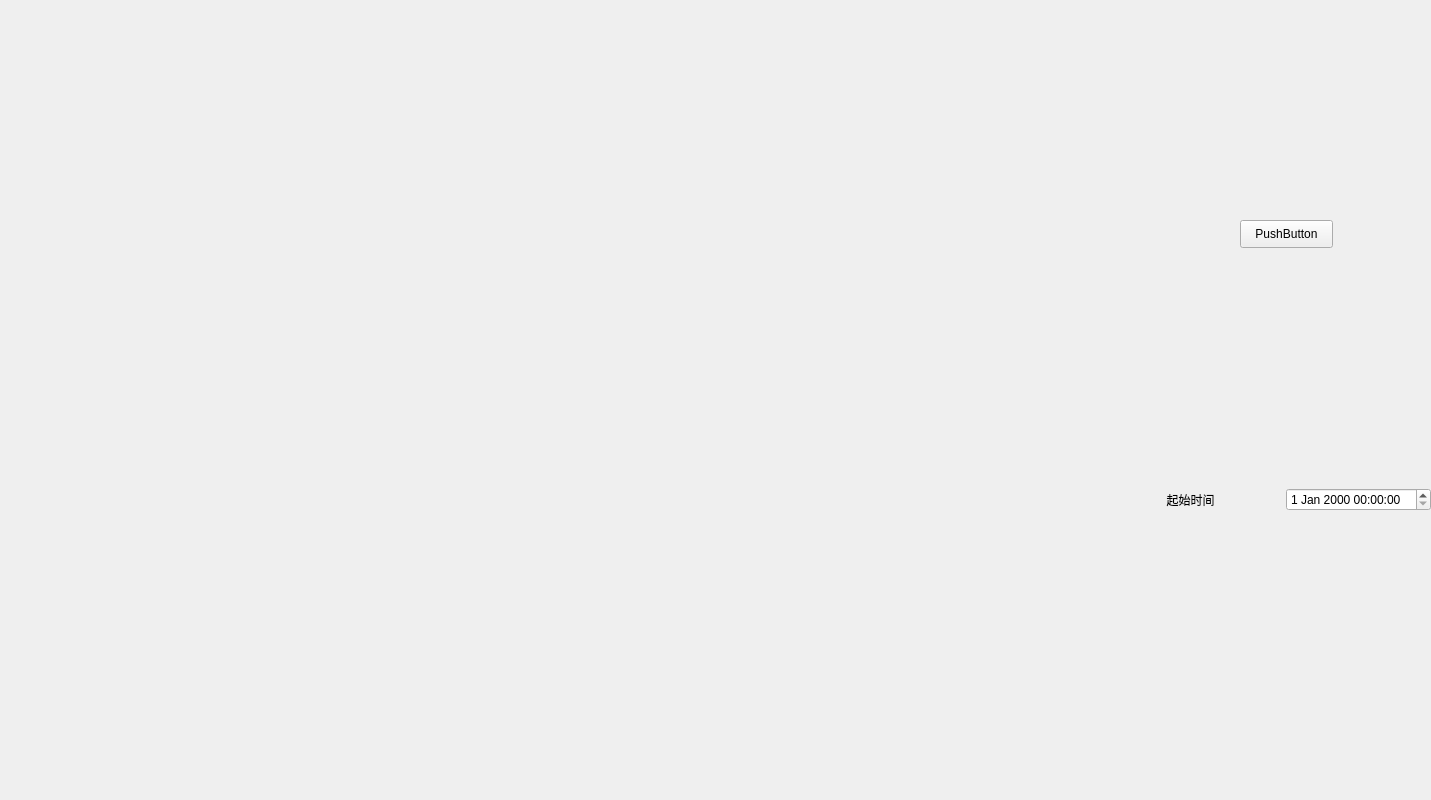
Above: source/widget.ui from Nocturne228/ddmap before the change. Below: the same form after it.
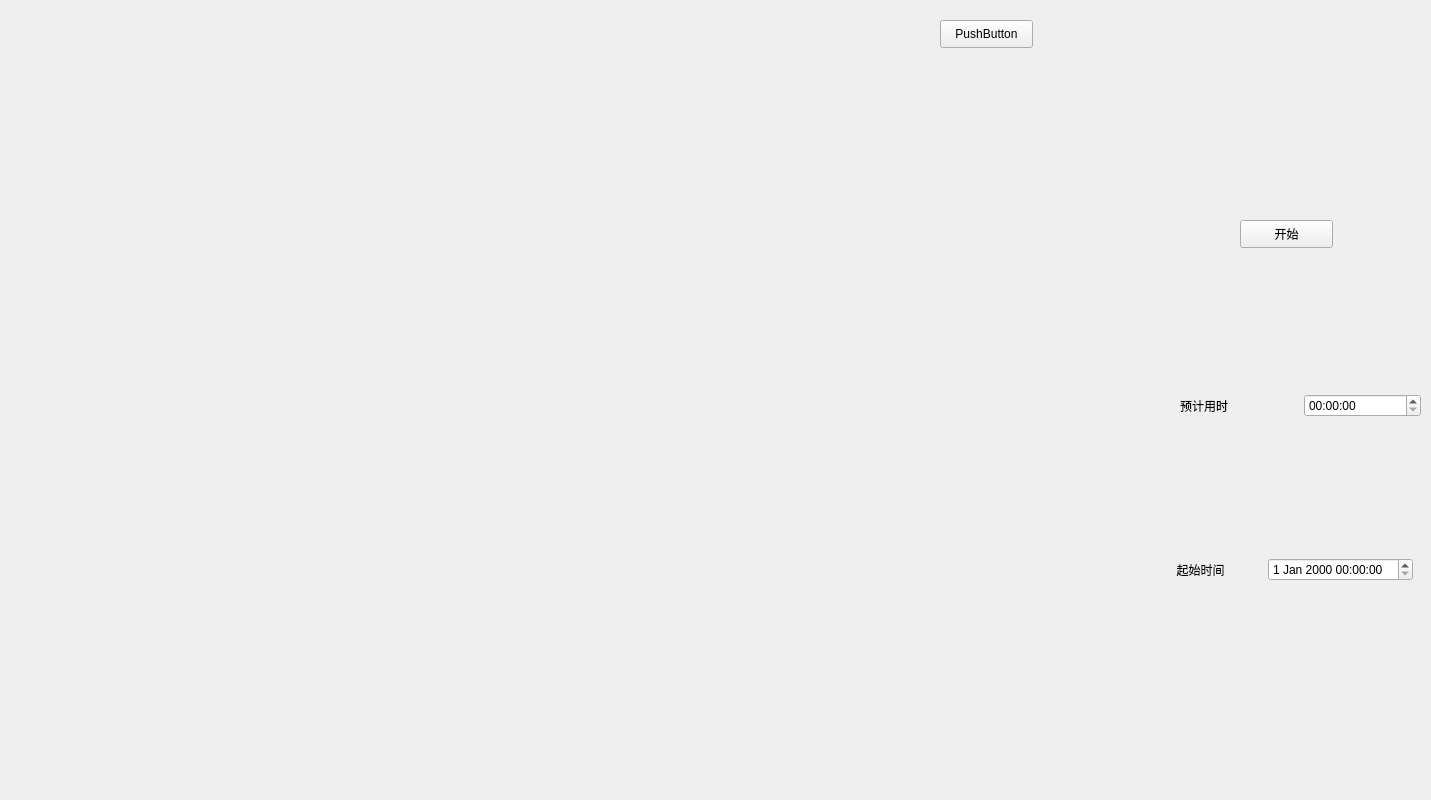
That is the form after the change. Custom widgets are drawn as their Qt base class.

Commit message: fix the problem of button click

Patch:
```diff
--- a/source/widget.ui
+++ b/source/widget.ui
@@ -13,28 +13,6 @@
   <property name="windowTitle">
    <string>Form</string>
   </property>
-  <widget class="QWidget" name="horizontalLayoutWidget">
-   <property name="geometry">
-    <rect>
-     <x>1160</x>
-     <y>460</y>
-     <width>271</width>
-     <height>80</height>
-    </rect>
-   </property>
-   <layout class="QHBoxLayout" name="StartTimeLayout">
-    <item>
-     <widget class="QLabel" name="StartTimeLabel">
-      <property name="text">
-       <string>  起始时间</string>
-      </property>
-     </widget>
-    </item>
-    <item>
-     <widget class="QDateTimeEdit" name="StartDateTimeEdit"/>
-    </item>
-   </layout>
-  </widget>
   <widget class="MapWidget" name="TopWidget" native="true">
    <property name="geometry">
     <rect>
@@ -310,6 +288,19 @@
      <string>PushButton</string>
     </property>
    </widget>
+   <widget class="QPushButton" name="StartMove_Button">
+    <property name="geometry">
+     <rect>
+      <x>940</x>
+      <y>20</y>
+      <width>93</width>
+      <height>28</height>
+     </rect>
+    </property>
+    <property name="text">
+     <string>PushButton</string>
+    </property>
+   </widget>
   </widget>
   <widget class="QPushButton" name="StartButton">
    <property name="geometry">
@@ -321,9 +312,53 @@
     </rect>
    </property>
    <property name="text">
-    <string>PushButton</string>
+    <string>开始</string>
    </property>
   </widget>
+  <widget class="QWidget" name="horizontalLayoutWidget_3">
+   <property name="geometry">
+    <rect>
+     <x>1170</x>
+     <y>530</y>
+     <width>243</width>
+     <height>80</height>
+    </rect>
+   </property>
+   <layout class="QHBoxLayout" name="StartTimeHorizonalLayout">
+    <item>
+     <widget class="QLabel" name="StartTimeLabel">
+      <property name="text">
+       <string>  起始时间</string>
+      </property>
+     </widget>
+    </item>
+    <item>
+     <widget class="QDateTimeEdit" name="StartDateTimeEdit"/>
+    </item>
+   </layout>
+  </widget>
+  <widget class="QWidget" name="horizontalLayoutWidget">
+   <property name="geometry">
+    <rect>
+     <x>1180</x>
+     <y>350</y>
+     <width>241</width>
+     <height>111</height>
+    </rect>
+   </property>
+   <layout class="QHBoxLayout" name="TimeCostHorizonalLayout">
+    <item>
+     <widget class="QLabel" name="TimeCostLabel">
+      <property name="text">
+       <string>预计用时</string>
+      </property>
+     </widget>
+    </item>
+    <item>
+     <widget class="QTimeEdit" name="TimeCostEdit"/>
+    </item>
+   </layout>
+  </widget>
  </widget>
  <customwidgets>
   <customwidget>
```
The commit also changes 5 other files.
